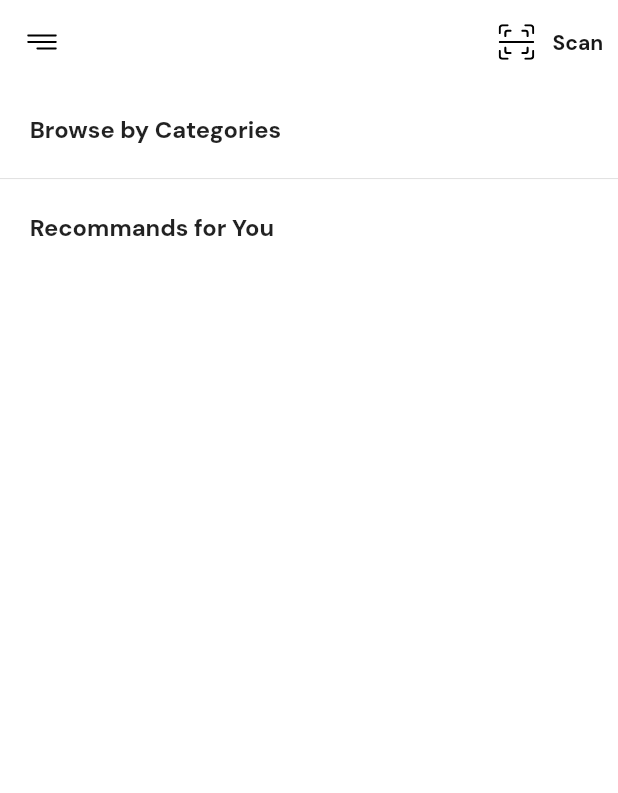
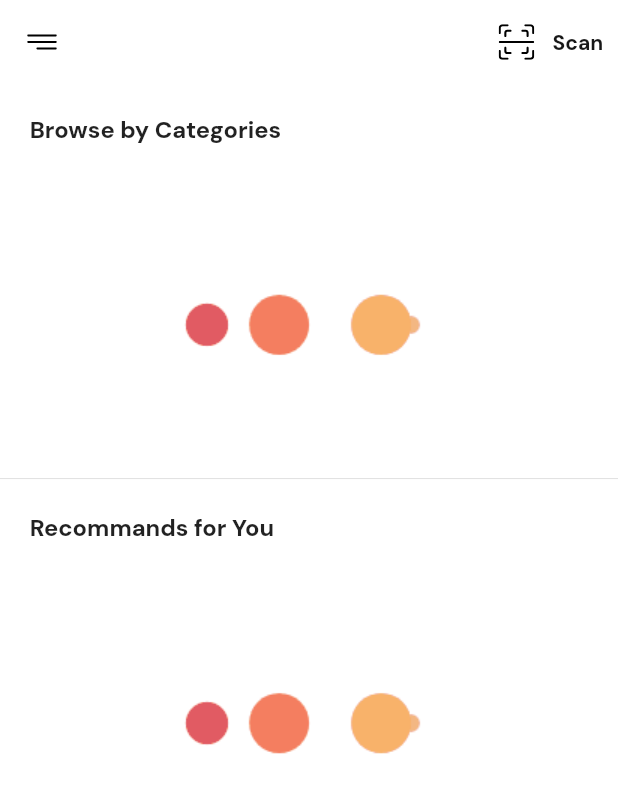
Before and after one commit to Cristiano23lima/ui-furniture-flutter, a Flutter app: the screen it shows after launch, on a phone screen of 412 x 824 dp. Shown: the top 793 px of the screen. Run offline on Flutter 3.47's test engine with Material 2 defaults, Android fonts, the phone set to English and light mode, and no system bars; our stand-ins replace flutter_svg, google_fonts; network calls fail.

Commit message:
corrigindo o problemas de nao aparecer as imagens - o tipo tinha que ser GIF

```diff
--- a/lib/screens/details/components/product_description.dart
+++ b/lib/screens/details/components/product_description.dart
@@ -29,6 +29,7 @@ class ProductDescription extends StatelessWidget {
         )
       ),
       child: SafeArea(
+        bottom: true,
         child: Column(
           crossAxisAlignment: CrossAxisAlignment.start,
           children: <Widget>[
--- a/lib/screens/home/components/body.dart
+++ b/lib/screens/home/components/body.dart
@@ -25,7 +25,7 @@ class Body extends StatelessWidget {
               builder: (context, snapshot) =>
                 snapshot.data != null ? Categories(
                   categories: snapshot.data,
-                ) : Center(child: new Image.asset("assets/riple.svg"))
+                ) : Center(child: Image.asset("assets/ellipsis.gif"))
             ),
             Divider(height: 5,),
             Padding(
@@ -37,7 +37,7 @@ class Body extends StatelessWidget {
               builder: (context, snapshot) =>
                 snapshot.data != null? RecommedProduct(
                   products: snapshot.data,
-                ) : Center(child: new Image.asset("assets/riple.svg"))
+                ) : Center(child: Image.asset("assets/ellipsis.gif"))
             ),
           ],
         ),
--- a/lib/screens/home/components/category_card.dart
+++ b/lib/screens/home/components/category_card.dart
@@ -58,7 +58,7 @@ class CategoryCard extends StatelessWidget {
                 child: AspectRatio(
                   aspectRatio: 1.15,
                   child: new FadeInImage.assetNetwork(
-                    placeholder: "assets/spinner.svg",
+                    placeholder: "assets/spinner.gif",
                     image: category.image
                   )
                 )
--- a/lib/screens/home/components/product_card.dart
+++ b/lib/screens/home/components/product_card.dart
@@ -35,7 +35,7 @@ class ProductCard extends StatelessWidget {
                 child: Hero(
                   tag: product.id,
                   child: FadeInImage.assetNetwork(
-                    placeholder: "assets/spinner.svg",
+                    placeholder: "assets/spinner.gif",
                     image: product.image,
                     fit: BoxFit.cover,
                   ),
--- a/pubspec.yaml
+++ b/pubspec.yaml
@@ -59,8 +59,8 @@ flutter:
     - assets/icon/menu.svg
     - assets/icon/scan.svg
     - assets/icon/check.svg
-    - assets/spinner.svg
-    - assets/riple.svg
+    - assets/spinner.gif
+    - assets/ellipsis.gif
   # An image asset can refer to one or more resolution-specific "variants", see
   # https://flutter.dev/assets-and-images/#resolution-aware.
   # For details regarding adding assets from package dependencies, see
```
Also changed, not shown: assets/ellipsis.gif (added), assets/spinner.gif (added).
